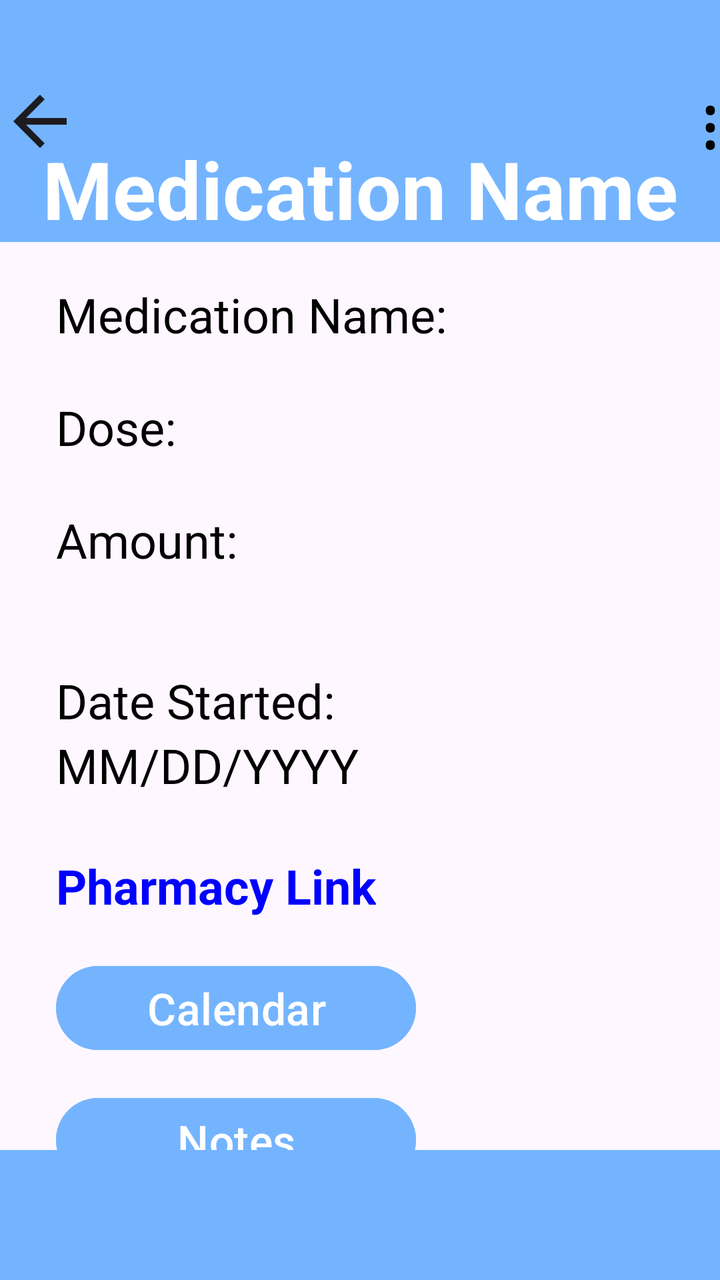
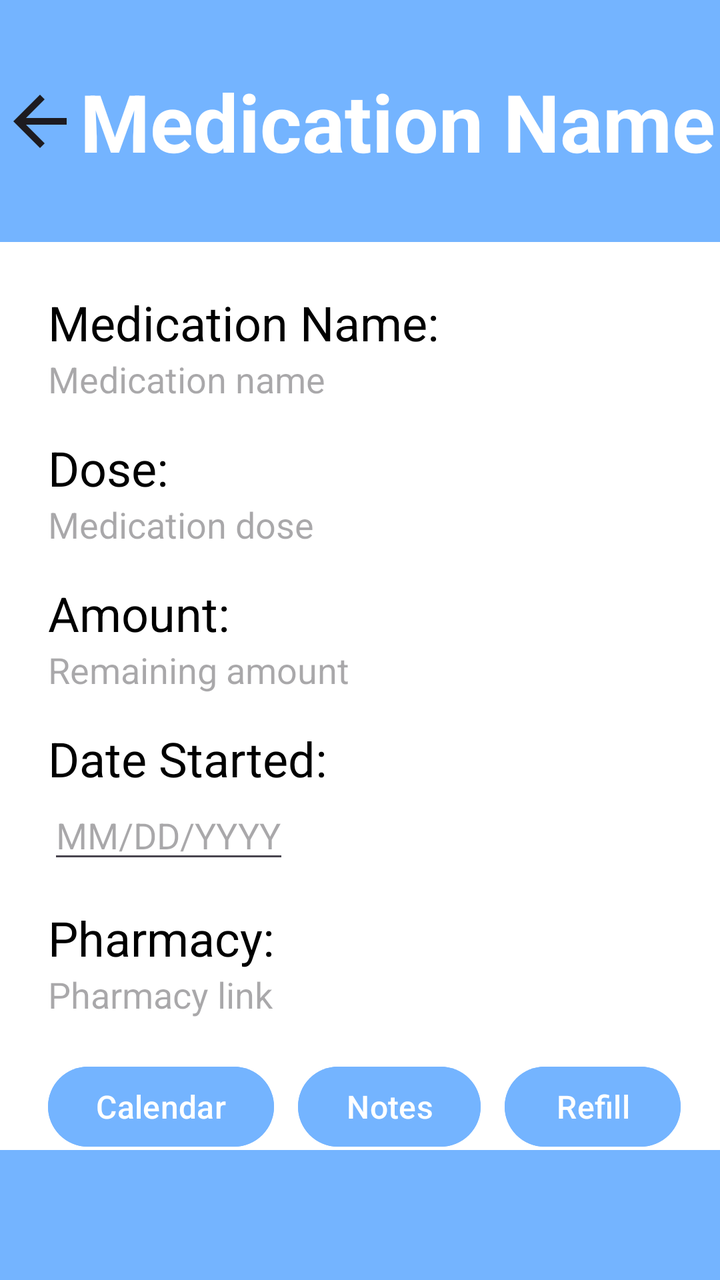

The first picture is an Android layout as it rendered before a commit; the second is the same layout after the commit. The layout source and the unified diff follow.
<!-- AndroidManifest.xml: application theme Theme.MedicationApp -->
<!-- res/layout/activity_medication_view.xml -->
<?xml version="1.0" encoding="utf-8"?>
<androidx.constraintlayout.widget.ConstraintLayout
    xmlns:android="http://schemas.android.com/apk/res/android"
    xmlns:app="http://schemas.android.com/apk/res-auto"
    xmlns:tools="http://schemas.android.com/tools"
    android:layout_width="match_parent"
    android:layout_height="match_parent">

    
    <androidx.appcompat.widget.Toolbar
        android:id="@+id/toolbar"
        android:layout_width="0dp"
        android:layout_height="121dp"
        android:background="@color/med_blue"
        android:minHeight="?attr/actionBarSize"
        android:theme="?attr/actionBarTheme"
        app:layout_constraintEnd_toEndOf="parent"
        app:layout_constraintStart_toStartOf="parent"
        app:layout_constraintTop_toTopOf="parent" />

    <TextView
        android:id="@+id/medicationTitle"
        android:layout_width="wrap_content"
        android:layout_height="wrap_content"
        android:text="Medication Name"
        android:textColor="@color/med_white"
        android:textSize="40sp"
        android:textStyle="bold"
        app:layout_constraintBottom_toBottomOf="@+id/toolbar"
        app:layout_constraintEnd_toEndOf="@+id/toolbar"
        app:layout_constraintStart_toStartOf="@+id/toolbar" />

    <ImageView
        android:id="@+id/backButton"
        android:layout_width="40dp"
        android:layout_height="40dp"
        android:scaleType="centerCrop"
        app:layout_constraintBottom_toBottomOf="@+id/toolbar"
        app:layout_constraintStart_toStartOf="@+id/toolbar"
        app:layout_constraintTop_toTopOf="@+id/toolbar"
        app:srcCompat="?attr/actionModeCloseDrawable" />

    <TextView
        android:id="@+id/menuButton"
        android:layout_width="wrap_content"
        android:layout_height="wrap_content"
        android:text="⋮"
        android:textColor="@android:color/black"
        android:textSize="36sp"
        app:layout_constraintBottom_toBottomOf="@+id/toolbar"
        app:layout_constraintEnd_toEndOf="@+id/toolbar"
        app:layout_constraintTop_toTopOf="@+id/toolbar" />

    

    <TextView
        android:id="@+id/medicationNameLabel"
        android:layout_width="wrap_content"
        android:layout_height="wrap_content"
        android:layout_marginStart="28dp"
        android:layout_marginTop="20dp"
        android:text="Medication Name:"
        android:textColor="@android:color/black"
        android:textSize="24sp"
        app:layout_constraintStart_toStartOf="parent"
        app:layout_constraintTop_toBottomOf="@+id/toolbar" />

    <TextView
        android:id="@+id/medicationDoseLabel"
        android:layout_width="wrap_content"
        android:layout_height="wrap_content"
        android:layout_marginStart="28dp"
        android:layout_marginTop="24dp"
        android:text="Dose:"
        android:textColor="@android:color/black"
        android:textSize="24sp"
        app:layout_constraintStart_toStartOf="parent"
        app:layout_constraintTop_toBottomOf="@+id/medicationNameLabel" />

    <TextView
        android:id="@+id/medicationAmountLabel"
        android:layout_width="wrap_content"
        android:layout_height="wrap_content"
        android:layout_marginStart="28dp"
        android:layout_marginTop="24dp"
        android:text="Amount:"
        android:textColor="@android:color/black"
        android:textSize="24sp"
        app:layout_constraintStart_toStartOf="parent"
        app:layout_constraintTop_toBottomOf="@+id/medicationDoseLabel" />

    

    <TextView
        android:id="@+id/dateStartedLabel"
        android:layout_width="wrap_content"
        android:layout_height="wrap_content"
        android:layout_marginStart="28dp"
        android:layout_marginTop="48dp"
        android:text="Date Started:"
        android:textColor="@android:color/black"
        android:textSize="24sp"
        app:layout_constraintStart_toStartOf="parent"
        app:layout_constraintTop_toBottomOf="@+id/medicationAmountLabel" />

    <TextView
        android:id="@+id/dateStartedValue"
        android:layout_width="wrap_content"
        android:layout_height="wrap_content"
        android:text="MM/DD/YYYY"
        android:textColor="@android:color/black"
        android:textSize="24sp"
        app:layout_constraintStart_toStartOf="@+id/dateStartedLabel"
        app:layout_constraintTop_toBottomOf="@+id/dateStartedLabel" />

    

    <TextView
        android:id="@+id/pharmacyLink"
        android:layout_width="wrap_content"
        android:layout_height="wrap_content"
        android:layout_marginStart="28dp"
        android:layout_marginTop="28dp"
        android:text="Pharmacy Link"
        android:textColor="#0000FF"
        android:textSize="24sp"
        android:textStyle="bold"
        android:autoLink="web"
        app:layout_constraintStart_toStartOf="parent"
        app:layout_constraintTop_toBottomOf="@+id/dateStartedValue" />

    

    <Button
        android:id="@+id/calendarButton"
        android:layout_width="180dp"
        android:layout_height="50dp"
        android:layout_marginStart="28dp"
        android:layout_marginTop="20dp"
        android:backgroundTint="@color/med_blue"
        android:text="Calendar"
        android:textColor="@color/med_white"
        android:textSize="22sp"
        app:layout_constraintStart_toStartOf="parent"
        app:layout_constraintTop_toBottomOf="@+id/pharmacyLink" />

    

    <Button
        android:id="@+id/notesButton"
        android:layout_width="180dp"
        android:layout_height="50dp"
        android:layout_marginStart="28dp"
        android:layout_marginTop="16dp"
        android:backgroundTint="@color/med_blue"
        android:text="Notes"
        android:textColor="@color/med_white"
        android:textSize="22sp"
        app:layout_constraintStart_toStartOf="parent"
        app:layout_constraintTop_toBottomOf="@+id/calendarButton" />

    

    <Button
        android:id="@+id/refillButton"
        android:layout_width="180dp"
        android:layout_height="50dp"
        android:layout_marginStart="28dp"
        android:layout_marginTop="16dp"
        android:backgroundTint="@color/med_blue"
        android:text="Refill"
        android:textColor="@color/med_white"
        android:textSize="22sp"
        app:layout_constraintStart_toStartOf="parent"
        app:layout_constraintTop_toBottomOf="@+id/notesButton" />

    

    <androidx.appcompat.widget.Toolbar
        android:id="@+id/bottomToolbar"
        android:layout_width="0dp"
        android:layout_height="65dp"
        android:background="@color/med_blue"
        app:layout_constraintBottom_toBottomOf="parent"
        app:layout_constraintEnd_toEndOf="parent"
        app:layout_constraintStart_toStartOf="parent" />

</androidx.constraintlayout.widget.ConstraintLayout>
<!-- resources referenced by this layout -->
<resources>
  <color name="med_blue">#FF74B4FF</color>
  <color name="med_white">#FFFFFFFF</color>
  <style name="Theme.MedicationApp" parent="Base.Theme.MedicationApp" />
  <style name="Base.Theme.MedicationApp" parent="Theme.Material3.DayNight.NoActionBar">
          
          
      </style>
</resources>

<!-- the commit's change to res/layout/activity_medication_view.xml (unified diff, before → after) -->
@@ -4,7 +4,8 @@
     xmlns:app="http://schemas.android.com/apk/res-auto"
     xmlns:tools="http://schemas.android.com/tools"
     android:layout_width="match_parent"
-    android:layout_height="match_parent">
+    android:layout_height="match_parent"
+    android:background="@color/med_white">
 
     
     <androidx.appcompat.widget.Toolbar
@@ -14,175 +15,190 @@
         android:background="@color/med_blue"
         android:minHeight="?attr/actionBarSize"
         android:theme="?attr/actionBarTheme"
-        app:layout_constraintEnd_toEndOf="parent"
+        app:layout_constraintTop_toTopOf="parent"
         app:layout_constraintStart_toStartOf="parent"
-        app:layout_constraintTop_toTopOf="parent" />
-
-    <TextView
-        android:id="@+id/medicationTitle"
-        android:layout_width="wrap_content"
-        android:layout_height="wrap_content"
-        android:text="Medication Name"
-        android:textColor="@color/med_white"
-        android:textSize="40sp"
-        android:textStyle="bold"
-        app:layout_constraintBottom_toBottomOf="@+id/toolbar"
-        app:layout_constraintEnd_toEndOf="@+id/toolbar"
-        app:layout_constraintStart_toStartOf="@+id/toolbar" />
+        app:layout_constraintEnd_toEndOf="parent" />
 
     <ImageView
         android:id="@+id/backButton"
         android:layout_width="40dp"
         android:layout_height="40dp"
         android:scaleType="centerCrop"
-        app:layout_constraintBottom_toBottomOf="@+id/toolbar"
-        app:layout_constraintStart_toStartOf="@+id/toolbar"
-        app:layout_constraintTop_toTopOf="@+id/toolbar"
-        app:srcCompat="?attr/actionModeCloseDrawable" />
-
-    <TextView
-        android:id="@+id/menuButton"
-        android:layout_width="wrap_content"
-        android:layout_height="wrap_content"
-        android:text="⋮"
-        android:textColor="@android:color/black"
-        android:textSize="36sp"
-        app:layout_constraintBottom_toBottomOf="@+id/toolbar"
-        app:layout_constraintEnd_toEndOf="@+id/toolbar"
-        app:layout_constraintTop_toTopOf="@+id/toolbar" />
-
-    
-
+        app:srcCompat="?attr/actionModeCloseDrawable"
+        app:layout_constraintStart_toStartOf="@id/toolbar"
+        app:layout_constraintTop_toTopOf="@id/toolbar"
+        app:layout_constraintBottom_toBottomOf="@id/toolbar" />
+
+    <TextView
+        android:id="@+id/title"
+        android:layout_width="wrap_content"
+        android:layout_height="wrap_content"
+        android:text="Medication Name"
+        android:textColor="@color/med_white"
+        android:textSize="40sp"
+        android:textStyle="bold"
+        app:layout_constraintStart_toEndOf="@id/backButton"
+        app:layout_constraintTop_toTopOf="@id/toolbar"
+        app:layout_constraintBottom_toBottomOf="@id/toolbar" />
+
+    
     <TextView
         android:id="@+id/medicationNameLabel"
         android:layout_width="wrap_content"
         android:layout_height="wrap_content"
-        android:layout_marginStart="28dp"
-        android:layout_marginTop="20dp"
         android:text="Medication Name:"
         android:textColor="@android:color/black"
         android:textSize="24sp"
+        android:layout_marginStart="24dp"
+        android:layout_marginTop="24dp"
         app:layout_constraintStart_toStartOf="parent"
-        app:layout_constraintTop_toBottomOf="@+id/toolbar" />
-
-    <TextView
-        android:id="@+id/medicationDoseLabel"
-        android:layout_width="wrap_content"
-        android:layout_height="wrap_content"
-        android:layout_marginStart="28dp"
-        android:layout_marginTop="24dp"
+        app:layout_constraintTop_toBottomOf="@id/toolbar" />
+
+    <TextView
+        android:id="@+id/medicationNameValue"
+        android:layout_width="0dp"
+        android:layout_height="wrap_content"
+        android:hint="Medication name"
+        android:textColor="@android:color/black"
+        android:textSize="18sp"
+        app:layout_constraintStart_toStartOf="@id/medicationNameLabel"
+        app:layout_constraintEnd_toEndOf="parent"
+        app:layout_constraintTop_toBottomOf="@id/medicationNameLabel"
+        android:layout_marginEnd="24dp" />
+
+    <TextView
+        android:id="@+id/doseLabel"
+        android:layout_width="wrap_content"
+        android:layout_height="wrap_content"
         android:text="Dose:"
         android:textColor="@android:color/black"
         android:textSize="24sp"
-        app:layout_constraintStart_toStartOf="parent"
-        app:layout_constraintTop_toBottomOf="@+id/medicationNameLabel" />
-
-    <TextView
-        android:id="@+id/medicationAmountLabel"
-        android:layout_width="wrap_content"
-        android:layout_height="wrap_content"
-        android:layout_marginStart="28dp"
-        android:layout_marginTop="24dp"
+        android:layout_marginTop="16dp"
+        app:layout_constraintStart_toStartOf="@id/medicationNameLabel"
+        app:layout_constraintTop_toBottomOf="@id/medicationNameValue" />
+
+    <TextView
+        android:id="@+id/doseValue"
+        android:layout_width="wrap_content"
+        android:layout_height="wrap_content"
+        android:hint="Medication dose"
+        android:textColor="@android:color/black"
+        android:textSize="18sp"
+        app:layout_constraintStart_toStartOf="@id/doseLabel"
+        app:layout_constraintTop_toBottomOf="@id/doseLabel" />
+
+    <TextView
+        android:id="@+id/amountLabel"
+        android:layout_width="wrap_content"
+        android:layout_height="wrap_content"
         android:text="Amount:"
         android:textColor="@android:color/black"
         android:textSize="24sp"
-        app:layout_constraintStart_toStartOf="parent"
-        app:layout_constraintTop_toBottomOf="@+id/medicationDoseLabel" />
-
-    
-
-    <TextView
-        android:id="@+id/dateStartedLabel"
-        android:layout_width="wrap_content"
-        android:layout_height="wrap_content"
-        android:layout_marginStart="28dp"
-        android:layout_marginTop="48dp"
+        android:layout_marginTop="16dp"
+        app:layout_constraintStart_toStartOf="@id/medicationNameLabel"
+        app:layout_constraintTop_toBottomOf="@id/doseValue" />
+
+    <TextView
+        android:id="@+id/amountValue"
+        android:layout_width="wrap_content"
+        android:layout_height="wrap_content"
+        android:hint="Remaining amount"
+        android:textColor="@android:color/black"
+        android:textSize="18sp"
+        app:layout_constraintStart_toStartOf="@id/amountLabel"
+        app:layout_constraintTop_toBottomOf="@id/amountLabel" />
+
+    
+    <TextView
+        android:id="@+id/startDateLabel"
+        android:layout_width="wrap_content"
+        android:layout_height="wrap_content"
         android:text="Date Started:"
         android:textColor="@android:color/black"
         android:textSize="24sp"
-        app:layout_constraintStart_toStartOf="parent"
-        app:layout_constraintTop_toBottomOf="@+id/medicationAmountLabel" />
-
-    <TextView
-        android:id="@+id/dateStartedValue"
-        android:layout_width="wrap_content"
-        android:layout_height="wrap_content"
-        android:text="MM/DD/YYYY"
-        android:textColor="@android:color/black"
-        android:textSize="24sp"
-        app:layout_constraintStart_toStartOf="@+id/dateStartedLabel"
-        app:layout_constraintTop_toBottomOf="@+id/dateStartedLabel" />
-
-    
+        android:layout_marginTop="16dp"
+        app:layout_constraintStart_toStartOf="@id/medicationNameLabel"
+        app:layout_constraintTop_toBottomOf="@id/amountValue" />
+
+    <EditText
+        android:id="@+id/startDateInput"
+        android:layout_width="wrap_content"
+        android:layout_height="wrap_content"
+        android:hint="MM/DD/YYYY"
+        android:inputType="date"
+        android:textSize="18sp"
+        app:layout_constraintStart_toStartOf="@id/startDateLabel"
+        app:layout_constraintTop_toBottomOf="@id/startDateLabel" />
+
+    
+    <TextView
+        android:id="@+id/pharmacyLabel"
+        android:layout_width="wrap_content"
+        android:layout_height="wrap_content"
+        android:text="Pharmacy:"
+        android:textColor="@android:color/black"
+        android:textSize="24sp"
+        android:layout_marginTop="16dp"
+        app:layout_constraintStart_toStartOf="@id/medicationNameLabel"
+        app:layout_constraintTop_toBottomOf="@id/startDateInput" />
 
     <TextView
         android:id="@+id/pharmacyLink"
-        android:layout_width="wrap_content"
-        android:layout_height="wrap_content"
-        android:layout_marginStart="28dp"
-        android:layout_marginTop="28dp"
-        android:text="Pharmacy Link"
-        android:textColor="#0000FF"
-        android:textSize="24sp"
-        android:textStyle="bold"
-        android:autoLink="web"
-        app:layout_constraintStart_toStartOf="parent"
-        app:layout_constraintTop_toBottomOf="@+id/dateStartedValue" />
-
-    
-
+        android:layout_width="0dp"
+        android:layout_height="wrap_content"
+        android:hint="Pharmacy link"
+        android:textColor="@color/med_blue"
+        android:textSize="18sp"
+        app:layout_constraintStart_toStartOf="@id/pharmacyLabel"
+        app:layout_constraintEnd_toEndOf="parent"
+        app:layout_constraintTop_toBottomOf="@id/pharmacyLabel"
+        android:layout_marginEnd="24dp" />
+
+    
     <Button
         android:id="@+id/calendarButton"
-        android:layout_width="180dp"
-        android:layout_height="50dp"
-        android:layout_marginStart="28dp"
+        android:layout_width="wrap_content"
+        android:layout_height="wrap_content"
+        android:text="Calendar"
+        android:backgroundTint="@color/med_blue"
+        android:textColor="@color/med_white"
+        android:textSize="16sp"
         android:layout_marginTop="20dp"
-        android:backgroundTint="@color/med_blue"
-        android:text="Calendar"
-        android:textColor="@color/med_white"
-        android:textSize="22sp"
-        app:layout_constraintStart_toStartOf="parent"
-        app:layout_constraintTop_toBottomOf="@+id/pharmacyLink" />
-
-    
+        app:layout_constraintStart_toStartOf="@id/medicationNameLabel"
+        app:layout_constraintTop_toBottomOf="@id/pharmacyLink" />
 
     <Button
         android:id="@+id/notesButton"
-        android:layout_width="180dp"
-        android:layout_height="50dp"
-        android:layout_marginStart="28dp"
-        android:layout_marginTop="16dp"
+        android:layout_width="wrap_content"
+        android:layout_height="wrap_content"
+        android:text="Notes"
         android:backgroundTint="@color/med_blue"
-        android:text="Notes"
-        android:textColor="@color/med_white"
-        android:textSize="22sp"
-        app:layout_constraintStart_toStartOf="parent"
-        app:layout_constraintTop_toBottomOf="@+id/calendarButton" />
-
-    
+        android:textColor="@color/med_white"
+        android:textSize="16sp"
+        app:layout_constraintStart_toEndOf="@id/calendarButton"
+        app:layout_constraintTop_toTopOf="@id/calendarButton"
+        android:layout_marginStart="12dp" />
 
     <Button
         android:id="@+id/refillButton"
-        android:layout_width="180dp"
-        android:layout_height="50dp"
-        android:layout_marginStart="28dp"
-        android:layout_marginTop="16dp"
+        android:layout_width="wrap_content"
+        android:layout_height="wrap_content"
+        android:text="Refill"
         android:backgroundTint="@color/med_blue"
-        android:text="Refill"
-        android:textColor="@color/med_white"
-        android:textSize="22sp"
-        app:layout_constraintStart_toStartOf="parent"
-        app:layout_constraintTop_toBottomOf="@+id/notesButton" />
-
-    
-
+        android:textColor="@color/med_white"
+        android:textSize="16sp"
+        app:layout_constraintStart_toEndOf="@id/notesButton"
+        app:layout_constraintTop_toTopOf="@id/calendarButton"
+        android:layout_marginStart="12dp" />
+
+    
     <androidx.appcompat.widget.Toolbar
         android:id="@+id/bottomToolbar"
         android:layout_width="0dp"
         android:layout_height="65dp"
         android:background="@color/med_blue"
         app:layout_constraintBottom_toBottomOf="parent"
-        app:layout_constraintEnd_toEndOf="parent"
-        app:layout_constraintStart_toStartOf="parent" />
+        app:layout_constraintStart_toStartOf="parent"
+        app:layout_constraintEnd_toEndOf="parent" />
 
 </androidx.constraintlayout.widget.ConstraintLayout>
